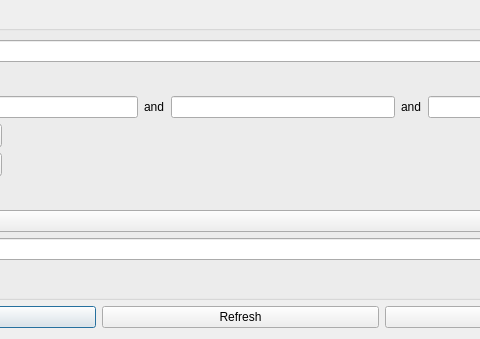
This is pordb_darsteller_suchen.ui in hwmay/pordb as Qt 5 draws it before an edit; both pictures show x 193 to 673 and y 0 to 339 of the 867 by 339 pixel window. The edited form follows.
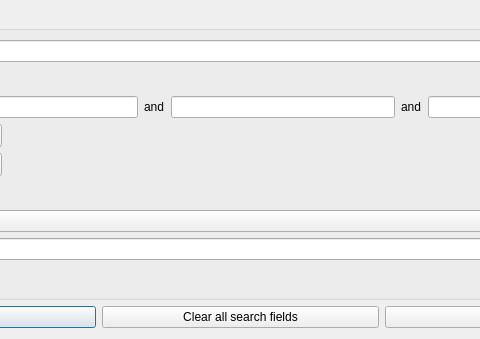
This is the edited form. Icons and pictures are not drawn.

Commit message: Search screen for actors reworked

Patch:
```diff
--- a/pordb_darsteller_suchen.ui
+++ b/pordb_darsteller_suchen.ui
@@ -333,7 +333,10 @@
        <item>
         <widget class="QPushButton" name="pushButtonRefresh">
          <property name="text">
-          <string>Refresh</string>
+          <string>Clear all search fields</string>
+         </property>
+         <property name="shortcut">
+          <string>Ctrl+L</string>
          </property>
         </widget>
        </item>
```
Left out of the diff: 6 changed lines with no effect on the pictures. The commit also changes 4 other files.
